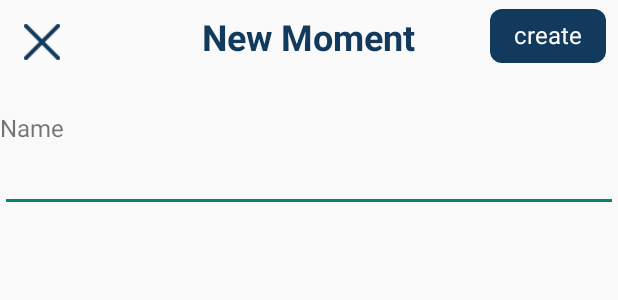
After one commit to sawrabinBlack/WeChatRedesign, an Android app: the layout activity_create_group.xml on its own in the app's theme, with its tools: preview values and no code run, on a phone screen of 412 x 824 dp. The commit adds this screen. Shown: the top 300 px of the screen. Run offline under Robolectric (Android 15) with nearby library versions, the phone set to English and light mode, and no system bars.

Commit message:
new Commit

```diff
--- /dev/null
+++ b/app/src/main/res/layout/activity_create_group.xml
@@ -0,0 +1,63 @@
+<?xml version="1.0" encoding="utf-8"?>
+<androidx.coordinatorlayout.widget.CoordinatorLayout xmlns:android="http://schemas.android.com/apk/res/android"
+    xmlns:app="http://schemas.android.com/apk/res-auto"
+    xmlns:tools="http://schemas.android.com/tools"
+    android:layout_width="match_parent"
+    android:layout_height="match_parent"
+    tools:context=".activities.CreateGroupActivity">
+<RelativeLayout
+    android:layout_width="match_parent"
+    android:layout_height="match_parent">
+    <androidx.appcompat.widget.AppCompatImageView
+        android:layout_width="24dp"
+        android:layout_height="24dp"
+        android:layout_marginStart="@dimen/margin_medium_2"
+        android:layout_marginTop="@dimen/margin_medium_2"
+        android:src="@drawable/cancel" />
+
+    <androidx.appcompat.widget.AppCompatTextView
+        android:id="@+id/tvNewGroup"
+        android:layout_width="wrap_content"
+        android:layout_height="wrap_content"
+        android:layout_centerHorizontal="true"
+        android:layout_marginTop="@dimen/margin_medium"
+        android:text="New Moment"
+        android:textColor="@color/colorAccent"
+        android:textSize="@dimen/text_heading_1x"
+        android:textStyle="bold" />
+
+    <androidx.appcompat.widget.AppCompatTextView
+        android:id="@+id/btnCreateGroup"
+        android:layout_width="wrap_content"
+        android:layout_height="wrap_content"
+
+        android:layout_alignParentEnd="true"
+        android:layout_marginTop="@dimen/margin_card_medium"
+        android:layout_marginEnd="@dimen/margin_medium"
+        android:layout_marginBottom="@dimen/margin_medium_2"
+        android:background="@drawable/background_login_button"
+        android:paddingStart="@dimen/margin_medium_2"
+        android:paddingTop="@dimen/margin_card_medium"
+        android:paddingEnd="@dimen/margin_medium_2"
+        android:paddingBottom="@dimen/margin_medium"
+        android:text="create"
+        android:textColor="@color/white"
+        android:textSize="@dimen/text_regular_2x" />
+
+    <androidx.appcompat.widget.AppCompatTextView
+
+        android:id="@+id/tvGroupNameLabel"
+        android:layout_width="wrap_content"
+        android:layout_height="wrap_content"
+        android:layout_below="@id/btnCreateGroup"
+        android:layout_marginTop="@dimen/margin_medium_2"
+        android:text="Name"
+        android:textSize="@dimen/text_regular_2x" />
+
+    <androidx.appcompat.widget.AppCompatEditText
+        android:id="@+id/etUserName"
+        android:layout_width="match_parent"
+        android:layout_height="wrap_content"
+        android:layout_below="@id/tvGroupNameLabel" />
+</RelativeLayout>
+</androidx.coordinatorlayout.widget.CoordinatorLayout>
```
Also changed, not shown: app/src/main/AndroidManifest.xml (+7 -1 lines), app/src/main/java/com/rabin/wechat/activities/CreateGroupActivity.kt (added, +12 -0 lines), app/src/main/res/layout/activity_chat.xml (+80 -22 lines), app/src/main/res/drawable/message_action_audio.png (added), app/src/main/res/drawable/message_action_camera.png (added), app/src/main/res/drawable/message_action_gallery.png (added), app/src/main/res/drawable/message_action_gif.png (added), app/src/main/res/drawable/message_action_location.png (added).
